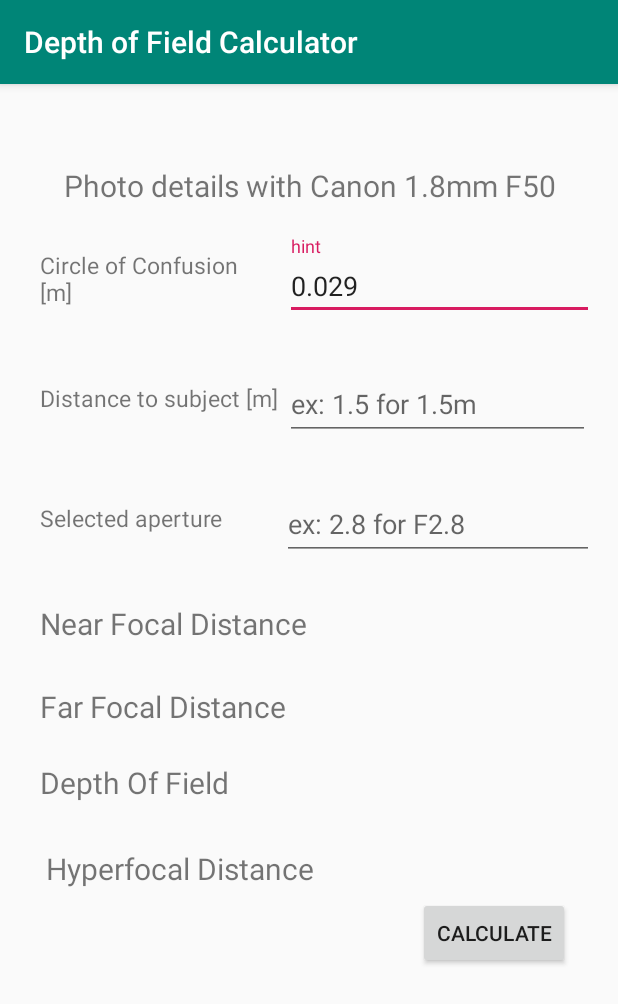
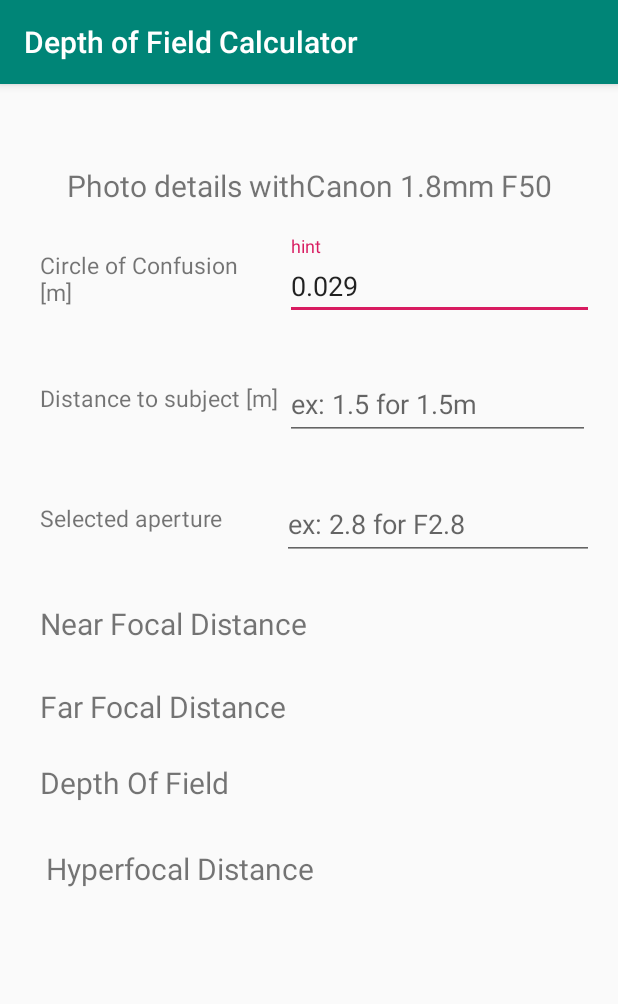
Before and after one commit to daniellenix/DepthOfFieldCalculator, an Android app: the ThirdActivity screen opened directly, with no data from a screen before it, on a phone screen of 412 x 824 dp. Shown: the top 1004 px of the screen. Run offline under Robolectric (Android 15) with nearby library versions, the light colour scheme and no system bars.

Commit message:
Clean xml files.

```diff
--- a/app/src/main/java/com/example/cmpt276a2/ThirdActivity.java
+++ b/app/src/main/java/com/example/cmpt276a2/ThirdActivity.java
@@ -76,6 +76,7 @@
                 String userDistanceInputString = distanceText.getText().toString();
                 String userApertureInputString = apertureText.getText().toString();
 
+                // Adapted from : https://stackoverflow.com/questions/6290531/check-if-edittext-is-empty
                 if(TextUtils.isEmpty(cocInputString) || TextUtils.isEmpty(userDistanceInputString) || TextUtils.isEmpty(userApertureInputString)) {
                     return;
                 } else {
--- a/app/src/main/res/layout/activity_third.xml
+++ b/app/src/main/res/layout/activity_third.xml
@@ -10,8 +10,8 @@
         android:id="@+id/textViewInfo"
         android:layout_width="wrap_content"
         android:layout_height="wrap_content"
-        android:text="Photo details with "
-        android:textSize="20dp"
+        android:text="@string/photo_details_with"
+        android:textSize="20sp"
         app:layout_constraintEnd_toStartOf="@+id/guideline10"
         app:layout_constraintStart_toStartOf="@+id/guideline9"
         app:layout_constraintTop_toTopOf="@+id/guideline8" />
@@ -49,8 +49,8 @@
             android:id="@+id/cocInput"
             android:layout_width="match_parent"
             android:layout_height="wrap_content"
-            android:hint="hint"
-            android:text="0.029"
+            android:hint="@string/hint"
+            android:text="@string/_0_029"
             android:inputType="numberDecimal"
             tools:text="0.029" />
     </com.google.android.material.textfield.TextInputLayout>
@@ -69,7 +69,7 @@
             android:id="@+id/distanceInput"
             android:layout_width="match_parent"
             android:layout_height="wrap_content"
-            android:hint="ex: 1.5 for 1.5m"
+            android:hint="@string/ex_1_5_for_1_5m"
             android:inputType="numberDecimal" />
     </com.google.android.material.textfield.TextInputLayout>
 
@@ -88,15 +88,15 @@
             android:layout_width="match_parent"
             android:layout_height="wrap_content"
             android:inputType="numberDecimal"
-            android:hint="ex: 2.8 for F2.8" />
+            android:hint="@string/ex_2_8_for_f2_8" />
     </com.google.android.material.textfield.TextInputLayout>
 
     <TextView
         android:id="@+id/textView2"
         android:layout_width="154dp"
         android:layout_height="wrap_content"
-        android:text="Circle of Confusion [m]"
-        android:textSize="15dp"
+        android:text="@string/circle_of_confusion_m"
+        android:textSize="15sp"
         app:layout_constraintBottom_toBottomOf="@+id/textInputLayout2"
         app:layout_constraintEnd_toStartOf="@+id/textInputLayout2"
         app:layout_constraintStart_toStartOf="@+id/guideline9"
@@ -106,8 +106,8 @@
         android:id="@+id/textView3"
         android:layout_width="wrap_content"
         android:layout_height="wrap_content"
-        android:text="Distance to subject [m]"
-        android:textSize="15dp"
+        android:text="@string/distance_to_subject_m"
+        android:textSize="15sp"
         app:layout_constraintBottom_toBottomOf="@+id/textInputLayout"
         app:layout_constraintEnd_toStartOf="@+id/textInputLayout"
         app:layout_constraintHorizontal_bias="0.0"
@@ -118,8 +118,8 @@
         android:id="@+id/textView4"
         android:layout_width="wrap_content"
         android:layout_height="wrap_content"
-        android:text="Selected aperture"
-        android:textSize="15dp"
+        android:text="@string/selected_aperture"
+        android:textSize="15sp"
         app:layout_constraintBottom_toBottomOf="@+id/textInputLayout3"
         app:layout_constraintEnd_toStartOf="@+id/textInputLayout3"
         app:layout_constraintHorizontal_bias="0.0"
@@ -130,8 +130,8 @@
         android:id="@+id/textViewNearFocalDistance"
         android:layout_width="wrap_content"
         android:layout_height="wrap_content"
-        android:text="Near Focal Distance"
-        android:textSize="20dp"
+        android:text="@string/near_focal_distance"
+        android:textSize="20sp"
         app:layout_constraintBottom_toTopOf="@+id/textViewFarFocalDistance"
         app:layout_constraintEnd_toStartOf="@+id/guideline10"
         app:layout_constraintHorizontal_bias="0.0"
@@ -143,8 +143,8 @@
         android:layout_width="wrap_content"
         android:layout_height="wrap_content"
         android:layout_marginTop="84dp"
-        android:text="Far Focal Distance"
-        android:textSize="20dp"
+        android:text="@string/far_focal_distance"
+        android:textSize="20sp"
         app:layout_constraintEnd_toStartOf="@+id/guideline10"
         app:layout_constraintHorizontal_bias="0.0"
         app:layout_constraintStart_toStartOf="@+id/textViewNearFocalDistance"
@@ -154,8 +154,8 @@
         android:id="@+id/textViewDepthOfField"
         android:layout_width="wrap_content"
         android:layout_height="wrap_content"
-        android:text="Depth Of Field"
-        android:textSize="20dp"
+        android:text="@string/depth_of_field"
+        android:textSize="20sp"
         app:layout_constraintBottom_toTopOf="@+id/textViewHyperfocalDistance"
         app:layout_constraintEnd_toStartOf="@+id/guideline10"
         app:layout_constraintHorizontal_bias="0.0"
@@ -168,23 +168,12 @@
         android:layout_width="wrap_content"
         android:layout_height="wrap_content"
         android:layout_marginTop="192dp"
-        android:text="Hyperfocal Distance"
-        android:textSize="20dp"
+        android:text="@string/hyperfocal_distance"
+        android:textSize="20sp"
         app:layout_constraintEnd_toStartOf="@+id/guideline10"
         app:layout_constraintHorizontal_bias="0.02"
         app:layout_constraintStart_toStartOf="@+id/textViewDepthOfField"
         app:layout_constraintTop_toBottomOf="@+id/textInputLayout3" />
-
-    <Button
-        android:id="@+id/buttonCalculate"
-        android:layout_width="wrap_content"
-        android:layout_height="wrap_content"
-        android:layout_marginBottom="16dp"
-        android:text="Calculate"
-        app:layout_constraintBottom_toTopOf="@+id/guideline11"
-        app:layout_constraintEnd_toStartOf="@+id/guideline10"
-        app:layout_constraintHorizontal_bias="0.942"
-        app:layout_constraintStart_toStartOf="@+id/guideline9" />
 
     <androidx.constraintlayout.widget.Guideline
         android:id="@+id/guideline11"
--- a/app/src/main/res/layout/lens_list.xml
+++ b/app/src/main/res/layout/lens_list.xml
@@ -2,6 +2,6 @@
 <TextView xmlns:android="http://schemas.android.com/apk/res/android"
     android:layout_width="match_parent"
     android:layout_height="match_parent"
-    android:textSize="24dp">
+    android:textSize="24sp">
 
 </TextView>
--- a/app/src/main/res/values/strings.xml
+++ b/app/src/main/res/values/strings.xml
@@ -3,11 +3,22 @@
     <string name="Second_activity_name">Lens Details</string>
     <string name="ex_canon">ex: Canon</string>
     <string name="ex_200_for_200mm">ex: 200 for 200mm</string>
-    <string name="ex_2_8_for_f2_8">ex: 2.8 for F2.8</string>
     <string name="make">Make</string>
     <string name="cancel">CANCEL</string>
     <string name="save">SAVE</string>
     <string name="aperture">Aperture</string>
     <string name="focal_length_mm">Focal Length [mm]</string>
     <string name="select_a_lens_to_use">Select a lens to use:</string>
+    <string name="hint">hint</string>
+    <string name="_0_029">0.029</string>
+    <string name="ex_1_5_for_1_5m">ex: 1.5 for 1.5m</string>
+    <string name="ex_2_8_for_f2_8">ex: 2.8 for F2.8</string>
+    <string name="circle_of_confusion_m">Circle of Confusion [m]</string>
+    <string name="distance_to_subject_m">Distance to subject [m]</string>
+    <string name="selected_aperture">Selected aperture</string>
+    <string name="near_focal_distance">Near Focal Distance</string>
+    <string name="far_focal_distance">Far Focal Distance</string>
+    <string name="depth_of_field">Depth Of Field</string>
+    <string name="hyperfocal_distance">Hyperfocal Distance</string>
+    <string name="photo_details_with">Photo details with</string>
 </resources>
```
